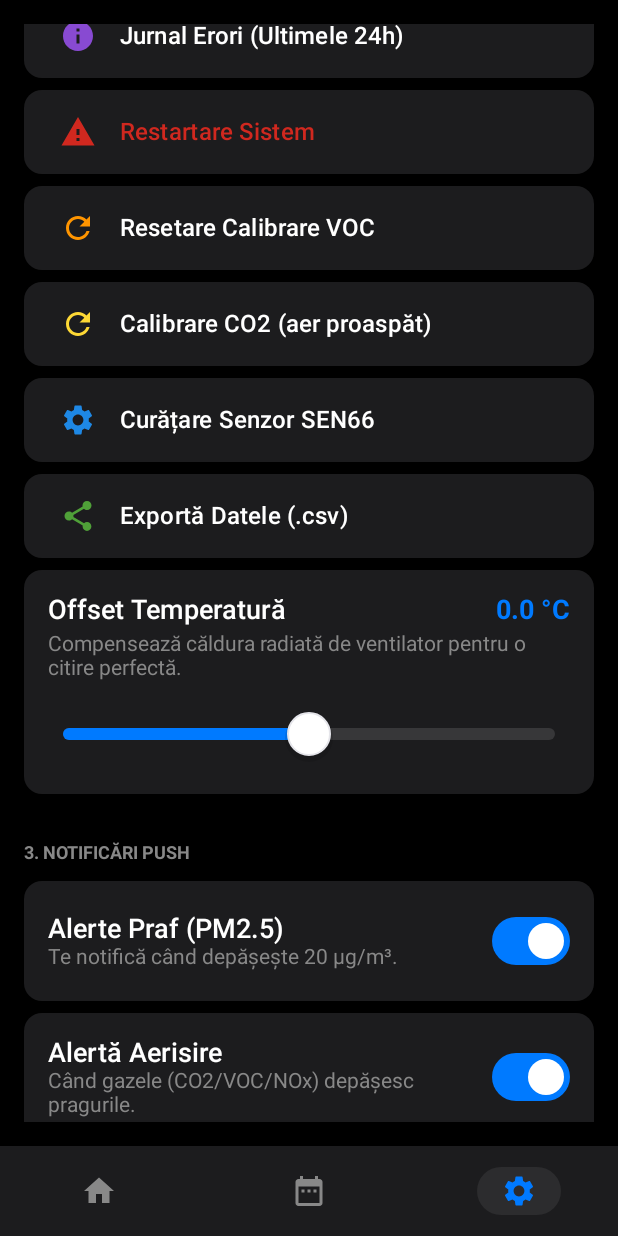
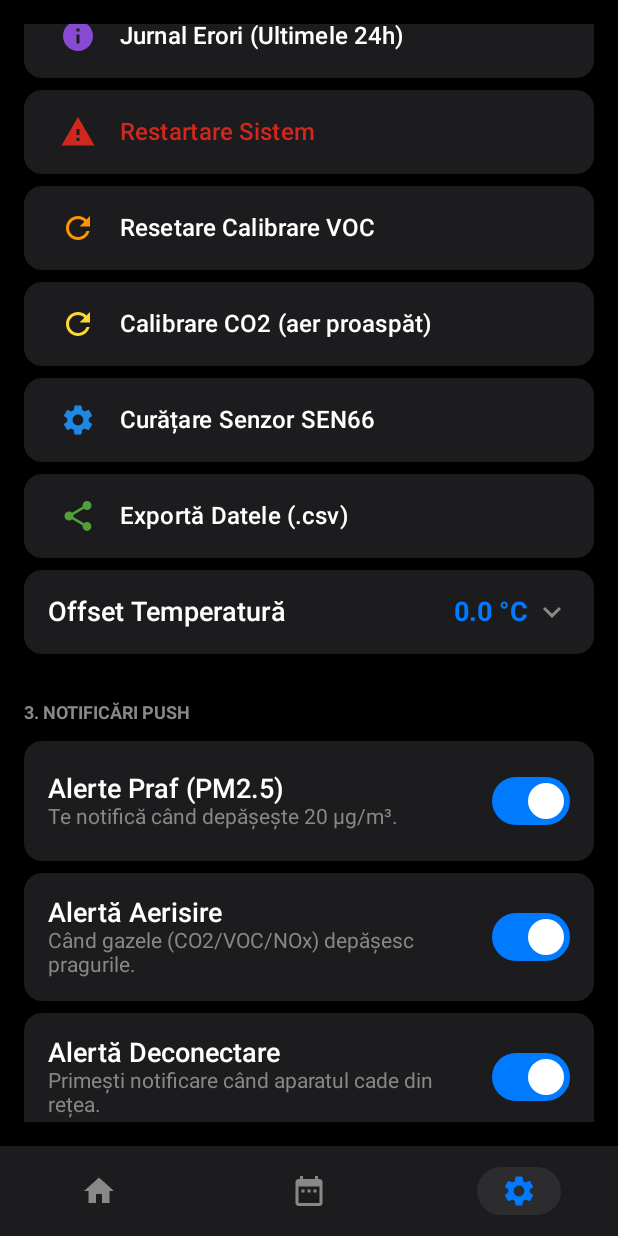
Before and after one commit to OlaruMihaiCosmin/smart-air-purifier, an Android app built with Jetpack Compose: the composable PurificatorAppMain shown on its own in the app's theme, item 3 of the bottom bar chosen, scrolled down 512 dp, on a phone screen of 412 x 824 dp. Run offline under Robolectric (Android 15) with nearby library versions, the phone set to English and light mode, and no system bars; our stand-ins replace Firebase (no records; nobody signed in at launch, a user with empty details on screens opened directly).

Commit message:
Retusuri UI: carduri slider expandabile (offset/pauza), spline Catmull-Rom mai lin, selector accent ordonat pe spectru + turcoaz, fix ancora arhiva (mereu 4 saptamani complete)

```diff
--- a/android/app/src/main/java/com/example/smartpurifier/MainActivity.kt
+++ b/android/app/src/main/java/com/example/smartpurifier/MainActivity.kt
@@ -140,8 +140,8 @@ object Paleta {
     val Albastru2   = Color(0xFF007AFF)  // Albastru 2  - accent / default / jurnal / umed-rece
     val Albastru1   = Color(0xFF1E88E5)  // Albastru 1  - gradient temp / umiditate
     val Turcoaz1    = Color(0xFF26A69A)  // Turcoaz 1   - umiditate
-    val Verde3      = Color(0xFF008744)  // Verde 3     - verde accent inchis (scor1 / temp)
-    val Verde1      = Color(0xFF4FA038)  // Verde 1     - verde principal (ui/curat/scor/grafice/trend)
+    val Verde3      = Color(0xFF008744)  // Verde 3     - verde accent inchis (scor1 / temp / grafice)
+    val Verde1      = Color(0xFF4FA038)  // Verde 1     - verde principal (ui/curat/scor/trend)
     val Verde2      = Color(0xFF8CB342)  // Verde 2     - verde deschis (umiditate)
     val Galben1     = Color(0xFFFDD835)  // Galben 1
     val Portocaliu1 = Color(0xFFFF9500)  // Portocaliu 1
@@ -242,7 +242,7 @@ fun getHumidColor(v: Float): Color {
 // dar cu praguri (ancorele = valoare -> culoare) potrivite scarii fiecaruia.
 // Ca sa ADAUGI mai multe ancore: pune inca o pereche "valoare to culoare" in lista
 // poluantului respectiv (ex: 18f to galbenAer). Se interpoleaza automat intre ele.
-private val verdeAer      = Paleta.Verde1       // curat
+private val verdeAer      = Paleta.Verde3       // curat
 private val galbenAer     = Paleta.Galben1      // moderat
 private val portocaliuAer = Paleta.Portocaliu1  // ridicat
 private val rosuAer       = Paleta.Rosu1        // periculos
@@ -256,9 +256,9 @@ private val ancorePm1  = listOf(0f to verdeAer,   5f to galbenAer,   15f to port
 private val ancorePm25 = listOf(0f to verdeAer,  10f to galbenAer,   25f to portocaliuAer,   35f to rosuAer)
 private val ancorePm4  = listOf(0f to verdeAer,  15f to galbenAer,   35f to portocaliuAer,   50f to rosuAer)
 private val ancorePm10 = listOf(0f to verdeAer,  30f to galbenAer,   70f to portocaliuAer,  100f to rosuAer)
-private val ancoreCo2  = listOf(400f to verdeAer, 1000f to galbenAer, 1400f to portocaliuAer, 1600f to rosuAer)
-private val ancoreVoc  = listOf(0f to verdeAer, 150f to galbenAer,  300f to portocaliuAer,  400f to rosuAer)
-private val ancoreNox  = listOf(0f to verdeAer,  75f to galbenAer,  200f to portocaliuAer,  300f to rosuAer)
+private val ancoreCo2  = listOf(450f to verdeAer, 1000f to galbenAer, 1500f to portocaliuAer, 2000f to rosuAer)
+private val ancoreVoc  = listOf(100f to verdeAer, 200f to galbenAer,  325f to portocaliuAer,  450f to rosuAer)
+private val ancoreNox  = listOf(0f to verdeAer,  85f to galbenAer,  225f to portocaliuAer,  400f to rosuAer)
 
 fun getPm1Color(v: Float): Color  = gradientPoluant(v, ancorePm1)
 fun getPm25Color(v: Float): Color = gradientPoluant(v, ancorePm25)
@@ -1456,18 +1456,27 @@ fun EcranArhiva(
     var paginaSaptamani by remember { mutableIntStateOf(0) }   // 0 = cele mai recente 4 saptamani
     val formatter = DateTimeFormatter.ofPattern("yyyy_MM_dd")
 
-    // Fereastra implicita = EXACT cele 4 saptamani afisate (luni a saptamanii -3 -> azi), nu
-    // "ultimele 28 de zile": 28 de zile ar prinde si 1-2 zile dintr-a 5-a saptamana calendaristica
-    // (descarcand mai mult si facand pagina -1 sa para deja in memorie).
-    val luniCurenta = remember { LocalDate.now().with(DayOfWeek.MONDAY) }
-    val startKey = remember(luniCurenta) { luniCurenta.minusWeeks(3).format(formatter) }
-    val endKeyVechi = remember(luniCurenta) { luniCurenta.minusWeeks(3).minusDays(1).format(formatter) }
+    // Fereastra implicita = EXACT 4 saptamani complete, nu "ultimele 28 de zile" (care ar prinde
+    // 1-2 zile dintr-a 5-a saptamana calendaristica). ANCORA = luni a celei mai recente saptamani
+    // CU DATE, NU saptamana calendaristica curenta: altfel, la inceput de saptamana noua (inainte
+    // sa existe vreo zi scrisa pentru saptamana curenta), cea mai veche dintre cele 4 saptamani
+    // complete ar cadea exact in afara ferestrei (startAt o exclude) si ar lipsi — bug "off by one".
+    var luniReferinta by remember { mutableStateOf(LocalDate.now().with(DayOfWeek.MONDAY)) }
+    LaunchedEffect(Unit) {
+        database.child("Arhiva_Zilnica").orderByKey().limitToLast(1).get().addOnSuccessListener { snap ->
+            snap.children.lastOrNull()?.key
+                ?.let { runCatching { LocalDate.parse(it, formatter) }.getOrNull() }
+                ?.let { luniReferinta = it.with(DayOfWeek.MONDAY) }
+        }
+    }
+    val startKey = remember(luniReferinta) { luniReferinta.minusWeeks(3).format(formatter) }
+    val endKeyVechi = remember(luniReferinta) { luniReferinta.minusWeeks(3).minusDays(1).format(formatter) }
 
     var globalTouchIndex by remember { mutableStateOf<Int?>(null) }
     var activeChartId by remember { mutableStateOf<String?>(null) }
     val onGlobalTouch: (Int?, String?) -> Unit = { idx, id -> globalTouchIndex = idx; activeChartId = id }
 
-    DisposableEffect(Unit) {
+    DisposableEffect(startKey) {
         val listener = object : ValueEventListener {
             override fun onDataChange(snapshot: DataSnapshot) {
                 val mapNou = mutableMapOf<String, Map<String, List<Float>>>()
@@ -2082,17 +2091,26 @@ fun EcranSetari(
         Button(onClick = { showCleanDialog = true }, colors = ButtonDefaults.buttonColors(containerColor = surfaceColor), shape = RoundedCornerShape(12.dp), border = if (surfaceColor == Color.White) BorderStroke(1.dp, Paleta.Alb3) else null, modifier = Modifier.fillMaxWidth().padding(bottom = 8.dp)) { Row(modifier = Modifier.fillMaxWidth().padding(vertical = 8.dp), verticalAlignment = Alignment.CenterVertically) { Icon(Icons.Default.Settings, null, tint = Paleta.Albastru1); Spacer(Modifier.width(16.dp)); Text("Curățare Senzor SEN66", color = textPrimary, fontSize = 16.sp, fontWeight = FontWeight.Medium) } }
         Button(onClick = { showExportDialog = true }, colors = ButtonDefaults.buttonColors(containerColor = surfaceColor), shape = RoundedCornerShape(12.dp), border = if (surfaceColor == Color.White) BorderStroke(1.dp, Paleta.Alb3) else null, modifier = Modifier.fillMaxWidth().padding(bottom = 8.dp)) { Row(modifier = Modifier.fillMaxWidth().padding(vertical = 8.dp), verticalAlignment = Alignment.CenterVertically) { Icon(Icons.Default.Share, null, tint = Paleta.Verde1); Spacer(Modifier.width(16.dp)); Text("Exportă Datele (.csv)", color = textPrimary, fontSize = 16.sp, fontWeight = FontWeight.Medium) } }
 
-        // Offset temperatură
+        // Offset temperatură (ascuns implicit — apare la tap pe card, ca să nu fie modificat accidental la scroll)
         var localOffset by remember { mutableFloatStateOf(tempOffsetServer) }
         var isOffsetDragging by remember { mutableStateOf(false) }
+        var offsetExtins by remember { mutableStateOf(false) }
+        val offsetRotatie by animateFloatAsState(if (offsetExtins) 180f else 0f, label = "offsetChevron")
         LaunchedEffect(tempOffsetServer) { if (!isOffsetDragging) localOffset = tempOffsetServer }
         Column(modifier = Modifier.fillMaxWidth().clip(RoundedCornerShape(12.dp)).background(surfaceColor).border(1.dp, if (surfaceColor == Color.White) Paleta.Alb3 else Color.Transparent, RoundedCornerShape(12.dp)).padding(16.dp)) {
-            Row(modifier = Modifier.fillMaxWidth(), horizontalArrangement = Arrangement.SpaceBetween) {
+            Row(modifier = Modifier.fillMaxWidth().clickable { offsetExtins = !offsetExtins }, horizontalArrangement = Arrangement.SpaceBetween, verticalAlignment = Alignment.CenterVertically) {
                 Text("Offset Temperatură", color = textPrimary, fontSize = 18.sp, fontWeight = FontWeight.Medium)
-                Text("${if (localOffset > 0) "+" else ""}${"%.1f".format(localOffset)} °C", color = accentColor, fontSize = 18.sp, fontWeight = FontWeight.Bold)
-            }
-            Text("Compensează căldura radiată de ventilator pentru o citire perfectă.", color = textSecondary, fontSize = 14.sp, modifier = Modifier.padding(top = 4.dp, bottom = 12.dp))
-            SliderInteligentCustom(value = localOffset, valueRange = -3f..3f, stepSize = 0.1f, onValueChange = { isOffsetDragging = true; localOffset = it }, onValueChangeFinished = { isOffsetDragging = false; onTempOffsetChange(it) }, onDragStateChange = { isOffsetDragging = it }, accentColor = accentColor, textSecondary = textSecondary)
+                Row(verticalAlignment = Alignment.CenterVertically) {
+                    Text("${if (localOffset > 0) "+" else ""}${"%.1f".format(localOffset)} °C", color = accentColor, fontSize = 18.sp, fontWeight = FontWeight.Bold)
+                    Icon(Icons.Default.KeyboardArrowDown, contentDescription = "Extinde", tint = textSecondary, modifier = Modifier.padding(start = 4.dp).rotate(offsetRotatie))
+                }
+            }
+            AnimatedVisibility(visible = offsetExtins) {
+                Column {
+                    Text("Compensează căldura radiată de ventilator pentru o citire perfectă.", color = textSecondary, fontSize = 14.sp, modifier = Modifier.padding(top = 8.dp, bottom = 12.dp))
+                    SliderInteligentCustom(value = localOffset, valueRange = -3f..3f, stepSize = 0.1f, onValueChange = { isOffsetDragging = true; localOffset = it }, onValueChangeFinished = { isOffsetDragging = false; onTempOffsetChange(it) }, onDragStateChange = { isOffsetDragging = it }, accentColor = accentColor, textSecondary = textSecondary)
+                }
+            }
         }
 
         Spacer(modifier = Modifier.height(32.dp))
@@ -2107,15 +2125,24 @@ fun EcranSetari(
         SetareSwitch("Alerte în fundal", "Notificări push de la aparat + verificare offline periodică (fără serviciu permanent).", runInBackground, accentColor, textPrimary, textSecondary, surfaceColor) { onRunInBackgroundChange(it) }
         Spacer(modifier = Modifier.height(8.dp))
 
-        // Pauză alerte
+        // Pauză alerte (ascuns implicit — apare la tap pe card)
         Column(modifier = Modifier.fillMaxWidth().clip(RoundedCornerShape(12.dp)).background(surfaceColor).border(1.dp, if (surfaceColor == Color.White) Paleta.Alb3 else Color.Transparent, RoundedCornerShape(12.dp)).padding(16.dp)) {
             var notifFreq by remember { mutableFloatStateOf(((prefs.getInt("notifFreqMins", 10) / 10f).roundToInt() * 10).toFloat().coerceIn(10f, 120f)) }
-            Row(modifier = Modifier.fillMaxWidth(), horizontalArrangement = Arrangement.SpaceBetween) {
+            var pauzaExtins by remember { mutableStateOf(false) }
+            val pauzaRotatie by animateFloatAsState(if (pauzaExtins) 180f else 0f, label = "pauzaChevron")
+            Row(modifier = Modifier.fillMaxWidth().clickable { pauzaExtins = !pauzaExtins }, horizontalArrangement = Arrangement.SpaceBetween, verticalAlignment = Alignment.CenterVertically) {
                 Text("Pauză Alerte", color = textPrimary, fontSize = 18.sp, fontWeight = FontWeight.Medium)
-                Text("${notifFreq.roundToInt()} min", color = accentColor, fontSize = 18.sp, fontWeight = FontWeight.Bold)
-            }
-            Text("Timpul de așteptare între notificări pentru a evita spam-ul.", color = textSecondary, fontSize = 14.sp, modifier = Modifier.padding(top = 4.dp, bottom = 12.dp))
-            SliderInteligentCustom(value = notifFreq, valueRange = 10f..120f, stepSize = 10f, onValueChange = { notifFreq = it }, onValueChangeFinished = { prefs.edit(commit = true) { putInt("notifFreqMins", it.roundToInt()) }; database.child("setari/notif_freq_min").setValue(it.roundToInt()) }, accentColor = accentColor, textSecondary = textSecondary)
+                Row(verticalAlignment = Alignment.CenterVertically) {
+                    Text("${notifFreq.roundToInt()} min", color = accentColor, fontSize = 18.sp, fontWeight = FontWeight.Bold)
+                    Icon(Icons.Default.KeyboardArrowDown, contentDescription = "Extinde", tint = textSecondary, modifier = Modifier.padding(start = 4.dp).rotate(pauzaRotatie))
+                }
+            }
+            AnimatedVisibility(visible = pauzaExtins) {
+                Column {
+                    Text("Timpul de așteptare între notificări pentru a evita spam-ul.", color = textSecondary, fontSize = 14.sp, modifier = Modifier.padding(top = 8.dp, bottom = 12.dp))
+                    SliderInteligentCustom(value = notifFreq, valueRange = 10f..120f, stepSize = 10f, onValueChange = { notifFreq = it }, onValueChangeFinished = { prefs.edit(commit = true) { putInt("notifFreqMins", it.roundToInt()) }; database.child("setari/notif_freq_min").setValue(it.roundToInt()) }, accentColor = accentColor, textSecondary = textSecondary)
+                }
+            }
         }
         Spacer(modifier = Modifier.height(32.dp))
     }
@@ -2301,9 +2328,18 @@ fun GraficAvansat(
                 val x2 = (offsetStartIndex + i + 1) * distantaX; val y2 = h - ((val2 - minVal) / range) * h
                 if (fillPath == null) { fillPath = Path().apply { moveTo(x1, y1) }; startX = x1 }
                 if (tipGrafic == 1) {
-                    val cx = (x1 + x2) / 2f
-                    fillPath.cubicTo(cx, y1, cx, y2, x2, y2)
-                    drawPath(Path().apply { moveTo(x1, y1); cubicTo(cx, y1, cx, y2, x2, y2) }, color = colorLogic(val2), style = Stroke(6f, cap = StrokeCap.Round))
+                    // Spline Catmull-Rom: tangenta in fiecare punct tine cont de punctele vecine,
+                    // deci curba curge lin prin puncte (fara forma de "∫" data de tangentele orizontale).
+                    val arePrev = i - 1 >= 0 && istoric[i - 1] != -999f
+                    val x0 = if (arePrev) (offsetStartIndex + i - 1) * distantaX else x1
+                    val y0 = if (arePrev) h - ((istoric[i - 1] - minVal) / range) * h else y1
+                    val areNext = i + 2 < istoric.size && istoric[i + 2] != -999f
+                    val x3 = if (areNext) (offsetStartIndex + i + 2) * distantaX else x2
+                    val y3 = if (areNext) h - ((istoric[i + 2] - minVal) / range) * h else y2
+                    val c1x = x1 + (x2 - x0) / 6f; val c1y = y1 + (y2 - y0) / 6f
+                    val c2x = x2 - (x3 - x1) / 6f; val c2y = y2 - (y3 - y1) / 6f
+                    fillPath.cubicTo(c1x, c1y, c2x, c2y, x2, y2)
+                    drawPath(Path().apply { moveTo(x1, y1); cubicTo(c1x, c1y, c2x, c2y, x2, y2) }, color = colorLogic(val2), style = Stroke(6f, cap = StrokeCap.Round))
                 } else {
                     fillPath.lineTo(x2, y1); fillPath.lineTo(x2, y2)
                     drawPath(Path().apply { moveTo(x1, y1); lineTo(x2, y1); lineTo(x2, y2) }, color = colorLogic(val2), style = Stroke(6f, cap = StrokeCap.Round))
--- a/android/app/src/main/res/drawable/widget_bg.xml
+++ b/android/app/src/main/res/drawable/widget_bg.xml
@@ -1,5 +1,5 @@
 <?xml version="1.0" encoding="utf-8"?>
 <shape xmlns:android="http://schemas.android.com/apk/res/android" android:shape="rectangle">
-    <solid android:color="#F8111419"/>
+    <solid android:color="#F6111419"/>
     <corners android:radius="100dp"/>
 </shape>
```
